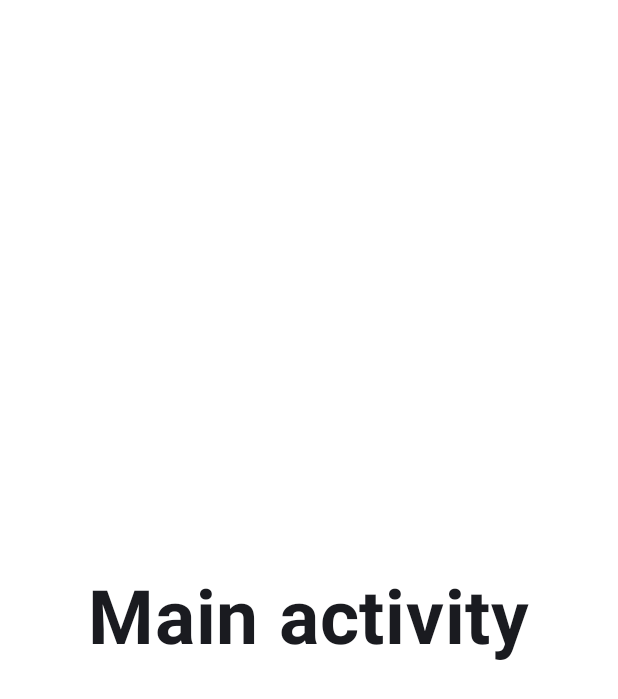
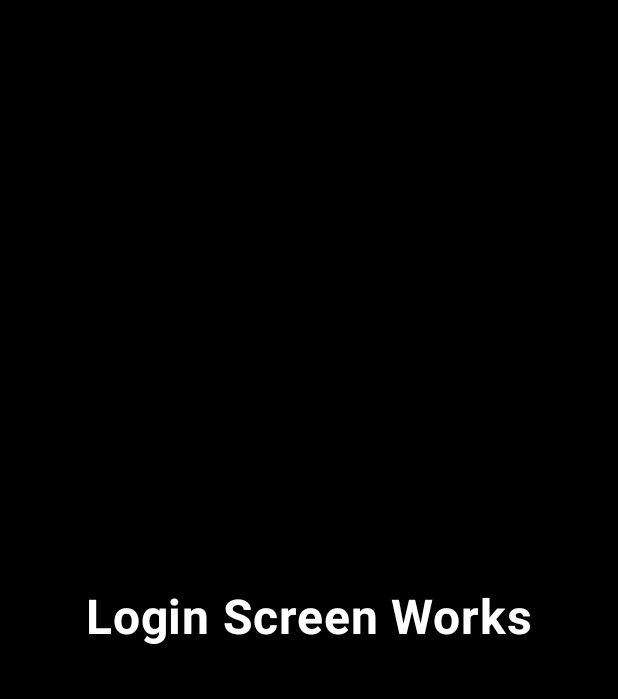
Before and after one commit to DeryJr/companion-App, an Android app built with Jetpack Compose: the screen it shows after launch (MainActivity before the commit, IntroActivity after it), after a tap on "Start", on a phone screen of 412 x 824 dp. Shown: the top 699 px of the screen. Run offline under Robolectric (Android 15) with nearby library versions, the phone set to English and light mode, and no system bars.

Commit message:
Got basic Nav working

```diff
--- a/app/src/main/java/com/example/companion/IntroActivity.kt
+++ b/app/src/main/java/com/example/companion/IntroActivity.kt
@@ -1,43 +1,23 @@
 package com.example.companion
 
-import android.content.Intent
 import android.os.Bundle
 import androidx.activity.ComponentActivity
 import androidx.activity.compose.setContent
-import androidx.compose.foundation.Image
-import androidx.compose.foundation.background
-import androidx.compose.foundation.layout.Arrangement
-import androidx.compose.foundation.layout.Column
-import androidx.compose.foundation.layout.Row
-import androidx.compose.foundation.layout.Spacer
-import androidx.compose.foundation.layout.fillMaxHeight
 import androidx.compose.foundation.layout.fillMaxSize
-import androidx.compose.foundation.layout.fillMaxWidth
-import androidx.compose.foundation.layout.height
-import androidx.compose.foundation.layout.padding
-import androidx.compose.foundation.layout.width
-import androidx.compose.foundation.shape.RoundedCornerShape
-import androidx.compose.material3.Button
-import androidx.compose.material3.ExperimentalMaterial3Api
 import androidx.compose.material3.Surface
-import androidx.compose.material3.Text
-import androidx.compose.material3.TextButton
 import androidx.compose.runtime.Composable
-import androidx.compose.ui.Alignment
 import androidx.compose.ui.Modifier
-import androidx.compose.ui.draw.clip
 import androidx.compose.ui.graphics.Color
-import androidx.compose.ui.layout.ContentScale
-import androidx.compose.ui.platform.LocalContext
-import androidx.compose.ui.res.painterResource
-import androidx.compose.ui.text.SpanStyle
-import androidx.compose.ui.text.buildAnnotatedString
-import androidx.compose.ui.text.font.FontWeight
-import androidx.compose.ui.text.style.TextAlign
-import androidx.compose.ui.text.withStyle
-import androidx.compose.ui.unit.dp
-import androidx.compose.ui.unit.sp
+import androidx.navigation.NavHostController
+import androidx.navigation.compose.NavHost
+import androidx.navigation.compose.composable
+import androidx.navigation.compose.rememberNavController
 import com.example.companion.ui.theme.CompanionTheme
+
+sealed class Destination(val route: String) {
+    object Intro : Destination("Intro")
+    object Login : Destination("Login")
+}
 
 class IntroActivity : ComponentActivity() {
     override fun onCreate(savedInstanceState: Bundle?) {
@@ -49,8 +29,8 @@ class IntroActivity : ComponentActivity() {
                     modifier = Modifier.fillMaxSize(),
                     color = Color.Black
                 ) {
-
-                    Intro()
+                    val navController = rememberNavController()
+                    Intro(navController = navController)
                 }
             }
         }
@@ -58,111 +38,11 @@ class IntroActivity : ComponentActivity() {
 }
 
 @Composable
-fun Intro() {
+fun Intro(navController: NavHostController) {
 
-    val ctx = LocalContext.current
+    NavHost(navController = navController, startDestination = Destination.Intro.route) {
+        composable(Destination.Intro.route) { IntroScreen(navController = navController) }
+        composable(Destination.Login.route) { LoginScreen(navController = navController) }
+    }
 
-    Image(
-        painter = painterResource(R.drawable.intro_background),
-        contentDescription = null,
-        modifier = Modifier.fillMaxSize(),
-        contentScale = ContentScale.Crop,
-    )
-
-    Column(horizontalAlignment = Alignment.CenterHorizontally) {
-        Row(
-            modifier = Modifier
-                .fillMaxWidth()
-                .padding(end = 16.dp, top = 25.dp)
-                .background(Color.Transparent),
-            horizontalArrangement = Arrangement.Center
-        ) {
-            Column(
-                horizontalAlignment = Alignment.CenterHorizontally,
-                modifier = Modifier
-                    .clip(RoundedCornerShape(8.dp))
-                    .background(Color(0x8CFAB1B1))
-
-            ) {
-                Text(
-                    text = "Companion.",
-                    color = Color(0xFF3C0101),
-                    textAlign = TextAlign.Center,
-                    fontSize = 24.sp,
-                    fontWeight = FontWeight.Bold,
-                    modifier = Modifier
-                        .padding(horizontal = 16.dp)
-                )
-                Spacer(
-                    modifier = Modifier
-                        .fillMaxWidth(.2f)
-                        .height(4.dp)
-                        .background(Color(0xFFFFDCDC), RoundedCornerShape(4.dp))
-                        .padding(start = 20.dp, end = 16.dp, top = 16.dp)
-                )
-            }
-        }
-        Spacer(modifier = Modifier.padding(top = 80.dp))
-
-        Column(
-            modifier = Modifier
-                .clip(RoundedCornerShape(8.dp))
-                .background(Color(0x8CFAB1B1))
-        ) {
-            Text(
-                text = buildAnnotatedString {
-                    withStyle(
-                        style = SpanStyle(
-                            color = Color(0xFFFFEAEA),
-                            fontSize = 40.sp,
-                            fontWeight = FontWeight.Bold
-                        )
-                    ) {
-                        append("Let's ")
-                    }
-                    withStyle(
-                        style = SpanStyle(
-                            color = Color(0xFF3C0101), // Override color here
-                            fontSize = 40.sp,
-                            fontWeight = FontWeight.Bold
-                        )
-                    ) {
-                        append("Travel")
-                    }
-                    withStyle(
-                        style = SpanStyle(
-                            color = Color(0xFFFFEAEA),
-                            fontSize = 40.sp,
-                            fontWeight = FontWeight.Bold,
-                        )
-                    ) {
-                        append("\n\ntogether")
-                    }
-                },
-                textAlign = TextAlign.Center,
-                modifier = Modifier.padding(horizontal = 16.dp)
-            )
-        }
-        Spacer(modifier = Modifier.padding(top = 180.dp))
-        TextButton(
-            onClick = {
-                val loginIntent = Intent(ctx, MainActivity::class.java)
-                ctx.startActivity(loginIntent)
-
-            }, modifier = Modifier
-                .clip(RoundedCornerShape(40.dp))
-                .background(Color(0x8CFD9A9A))
-                .fillMaxWidth(.5f)
-                .fillMaxHeight(.2f)
-        ) {
-            Text(
-                text = "Start",
-                color = Color(0xFFFFEAEA),
-                textAlign = TextAlign.Center,
-                fontSize = 24.sp,
-                fontWeight = FontWeight.Bold,
-
-                )
-        }
-    }
 }
--- /dev/null
+++ b/app/src/main/java/com/example/companion/IntroScreen.kt
@@ -0,0 +1,140 @@
+package com.example.companion
+
+import androidx.compose.foundation.Image
+import androidx.compose.foundation.background
+import androidx.compose.foundation.layout.Arrangement
+import androidx.compose.foundation.layout.Column
+import androidx.compose.foundation.layout.Row
+import androidx.compose.foundation.layout.Spacer
+import androidx.compose.foundation.layout.fillMaxHeight
+import androidx.compose.foundation.layout.fillMaxSize
+import androidx.compose.foundation.layout.fillMaxWidth
+import androidx.compose.foundation.layout.height
+import androidx.compose.foundation.layout.padding
+import androidx.compose.foundation.shape.RoundedCornerShape
+import androidx.compose.material3.Text
+import androidx.compose.material3.TextButton
+import androidx.compose.runtime.Composable
+import androidx.compose.ui.Alignment
+import androidx.compose.ui.Modifier
+import androidx.compose.ui.draw.clip
+import androidx.compose.ui.graphics.Color
+import androidx.compose.ui.layout.ContentScale
+import androidx.compose.ui.res.painterResource
+import androidx.compose.ui.text.SpanStyle
+import androidx.compose.ui.text.buildAnnotatedString
+import androidx.compose.ui.text.font.FontWeight
+import androidx.compose.ui.text.style.TextAlign
+import androidx.compose.ui.text.withStyle
+import androidx.compose.ui.unit.dp
+import androidx.compose.ui.unit.sp
+import androidx.navigation.NavController
+
+@Composable
+fun IntroScreen(navController: NavController) {
+    //val ctx = LocalContext.current
+
+    Image(
+        painter = painterResource(R.drawable.intro_background),
+        contentDescription = null,
+        modifier = Modifier.fillMaxSize(),
+        contentScale = ContentScale.Crop,
+    )
+
+    Column(horizontalAlignment = Alignment.CenterHorizontally) {
+        Row(
+            modifier = Modifier
+                .fillMaxWidth()
+                .padding(end = 16.dp, top = 25.dp)
+                .background(Color.Transparent),
+            horizontalArrangement = Arrangement.Center
+        ) {
+            Column(
+                horizontalAlignment = Alignment.CenterHorizontally,
+                modifier = Modifier
+                    .clip(RoundedCornerShape(8.dp))
+                    .background(Color(0x8CFAB1B1))
+
+            ) {
+                Text(
+                    text = "Companion.",
+                    color = Color(0xFF3C0101),
+                    textAlign = TextAlign.Center,
+                    fontSize = 24.sp,
+                    fontWeight = FontWeight.Bold,
+                    modifier = Modifier
+                        .padding(horizontal = 16.dp)
+                )
+                Spacer(
+                    modifier = Modifier
+                        .fillMaxWidth(.2f)
+                        .height(4.dp)
+                        .background(Color(0xFFFFDCDC), RoundedCornerShape(4.dp))
+                        .padding(start = 20.dp, end = 16.dp, top = 16.dp)
+                )
+            }
+        }
+        Spacer(modifier = Modifier.padding(top = 80.dp))
+
+        Column(
+            modifier = Modifier
+                .clip(RoundedCornerShape(8.dp))
+                .background(Color(0x8CFAB1B1))
+        ) {
+            Text(
+                text = buildAnnotatedString {
+                    withStyle(
+                        style = SpanStyle(
+                            color = Color(0xFFFFEAEA),
+                            fontSize = 40.sp,
+                            fontWeight = FontWeight.Bold
+                        )
+                    ) {
+                        append("Let's ")
+                    }
+                    withStyle(
+                        style = SpanStyle(
+                            color = Color(0xFF3C0101), // Override color here
+                            fontSize = 40.sp,
+                            fontWeight = FontWeight.Bold
+                        )
+                    ) {
+                        append("Travel")
+                    }
+                    withStyle(
+                        style = SpanStyle(
+                            color = Color(0xFFFFEAEA),
+                            fontSize = 40.sp,
+                            fontWeight = FontWeight.Bold,
+                        )
+                    ) {
+                        append("\n\ntogether")
+                    }
+                },
+                textAlign = TextAlign.Center,
+                modifier = Modifier.padding(horizontal = 16.dp)
+            )
+        }
+        Spacer(modifier = Modifier.padding(top = 180.dp))
+        TextButton(
+            onClick = {
+                      navController.navigate(Destination.Login.route)
+//                val loginIntent = Intent(ctx, MainActivity::class.java)
+//                ctx.startActivity(loginIntent)
+
+            }, modifier = Modifier
+                .clip(RoundedCornerShape(40.dp))
+                .background(Color(0x8CFD9A9A))
+                .fillMaxWidth(.5f)
+                .fillMaxHeight(.2f)
+        ) {
+            Text(
+                text = "Start",
+                color = Color(0xFFFFEAEA),
+                textAlign = TextAlign.Center,
+                fontSize = 24.sp,
+                fontWeight = FontWeight.Bold,
+            )
+        }
+    }
+}
--- /dev/null
+++ b/app/src/main/java/com/example/companion/LoginScreen.kt
@@ -0,0 +1,29 @@
+package com.example.companion
+
+import androidx.compose.foundation.layout.Arrangement
+import androidx.compose.foundation.layout.Column
+import androidx.compose.foundation.layout.fillMaxSize
+import androidx.compose.material3.Text
+import androidx.compose.runtime.Composable
+import androidx.compose.ui.Alignment
+import androidx.compose.ui.Modifier
+import androidx.compose.ui.graphics.Color
+import androidx.compose.ui.text.font.FontWeight
+import androidx.compose.ui.unit.sp
+import androidx.navigation.NavController
+
+@Composable
+fun LoginScreen(navController: NavController) {
+    Column(
+        verticalArrangement = Arrangement.Center,
+        horizontalAlignment = Alignment.CenterHorizontally,
+        modifier = Modifier.fillMaxSize()
+    ) {
+        Text(
+            text = "Login Screen Works",
+            fontSize = 32.sp,
+            fontWeight = FontWeight.Bold,
+            color = Color.White
+        )
+    }
+}
--- a/app/src/main/java/com/example/companion/TopBarTitleText.kt
+++ /dev/null
@@ -1,28 +0,0 @@
-package com.example.companion
-
-import androidx.compose.foundation.background
-import androidx.compose.foundation.layout.Box
-import androidx.compose.foundation.layout.Column
-import androidx.compose.foundation.layout.Spacer
-import androidx.compose.foundation.layout.fillMaxWidth
-import androidx.compose.foundation.layout.height
-import androidx.compose.foundation.layout.padding
-import androidx.compose.foundation.shape.RoundedCornerShape
-import androidx.compose.material3.ExperimentalMaterial3Api
-import androidx.compose.material3.Text
-import androidx.compose.material3.TopAppBar
-import androidx.compose.runtime.Composable
-import androidx.compose.ui.Alignment
-import androidx.compose.ui.Modifier
-import androidx.compose.ui.graphics.Color
-import androidx.compose.ui.text.style.TextAlign
-import androidx.compose.ui.unit.dp
-
-@OptIn(ExperimentalMaterial3Api::class)
-@Composable
-fun TopBarTitleText() {
-
-
-
-
-}
```
